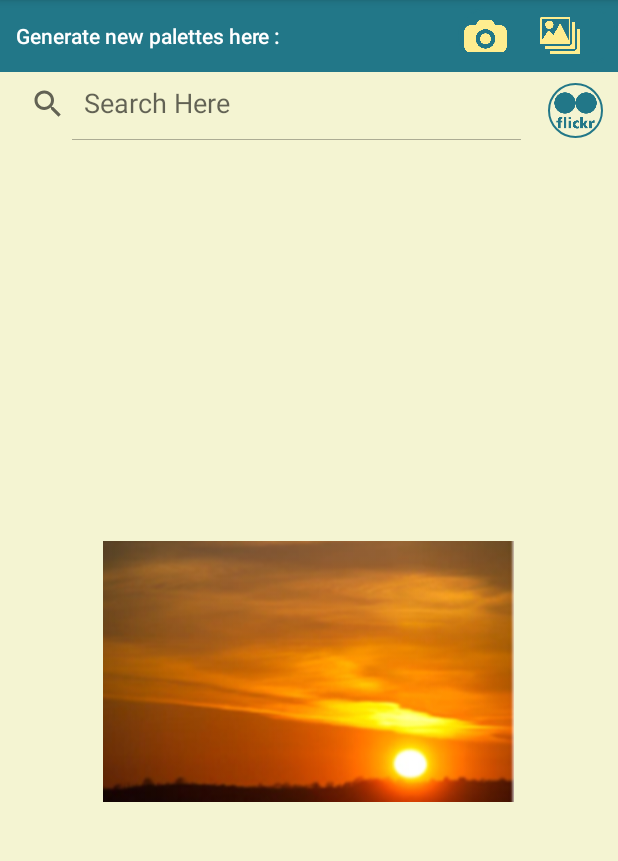
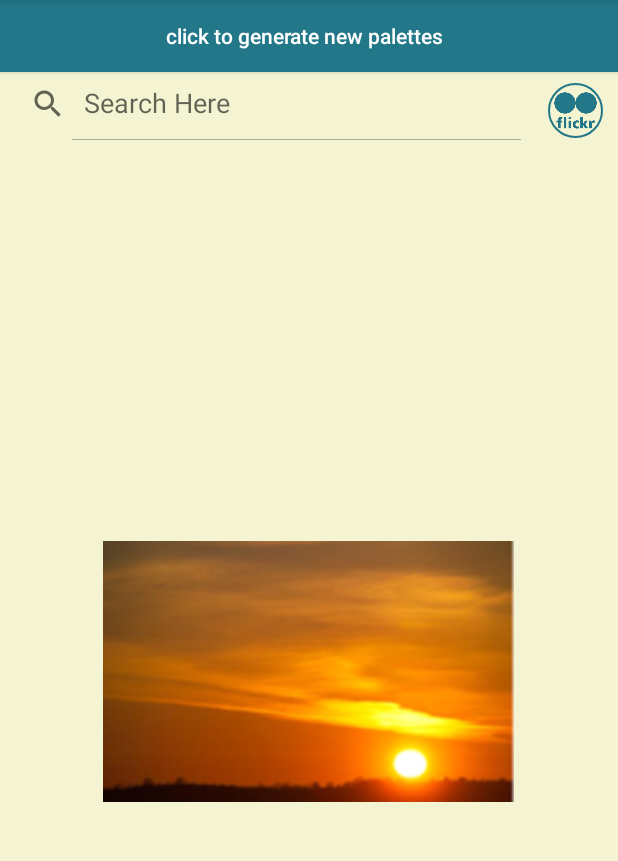
Before and after one commit to GaspardC/team-palette, an Android app: the PaletteActivity screen opened directly, with no data from a screen before it, on a phone screen of 412 x 824 dp, the part 84-945 px from its top. Run offline under Robolectric (Android 15) with nearby library versions, the phone set to English and light mode, and no system bars; our stand-ins replace sdp/ssp sizes; plain views replace BallView.

Commit message:
button generate

```diff
--- a/app/src/main/res/layout/activity_palette.xml
+++ b/app/src/main/res/layout/activity_palette.xml
@@ -219,54 +219,20 @@
 
 
 
-    <RelativeLayout
-        android:background="@color/colorPrimary"
+
+
+    <Button
         android:layout_width="match_parent"
         android:layout_height="wrap_content"
-        android:orientation="horizontal"
-        android:layout_alignParentTop="true"
-        android:id="@+id/generate_new_rl"
-        >
-
-    <Button
-        android:layout_width="wrap_content"
-        android:layout_height="wrap_content"
-        android:enabled="false"
-        android:padding="10dp"
+        android:textAlignment="gravity"
+        android:gravity="center"
         android:textAllCaps="false"
-        android:text="Generate new palettes here : "
+        android:onClick="popUpGenerateNewPalette"
+        android:text="click to generate new palettes  "
         android:background="@color/colorPrimary"
         android:textColor="#ffffff"/>
 
-        <LinearLayout
-            android:layout_width="wrap_content"
-            android:layout_height="wrap_content"
-            android:orientation="horizontal"
-            android:background="@drawable/border_ll"
-            android:padding="3dp"
-            android:layout_alignParentEnd="true"
-            android:layout_centerVertical="true"
-            >
 
-            <ImageView
-                android:tint="@color/colorYellow"
-                android:layout_width="30dp"
-                android:layout_height="30dp"
-                android:src="@drawable/camera_icon"
-                android:onClick="generateAPaletteCam"
-                android:layout_marginRight="20dp"
-                />
-            <ImageView
-                android:layout_marginRight="20dp"
-                android:tint="@color/colorYellow"
-                android:layout_width="30dp"
-                android:layout_height="30dp"
-                android:src="@drawable/library_icon"
-                android:onClick="generateApaletteLib"
-                />
 
-        </LinearLayout>
-
-    </RelativeLayout>
 
 </RelativeLayout>
```
Also changed, not shown: app/src/main/java/com/epfl/computational_photography/paletizer/MainActivity.java (+0 -14 lines), app/src/main/java/com/epfl/computational_photography/paletizer/PaletteActivity.java (+34 -23 lines), app/src/main/res/layout/dialog_generate_new_palettes.xml (+1 -8 lines).
